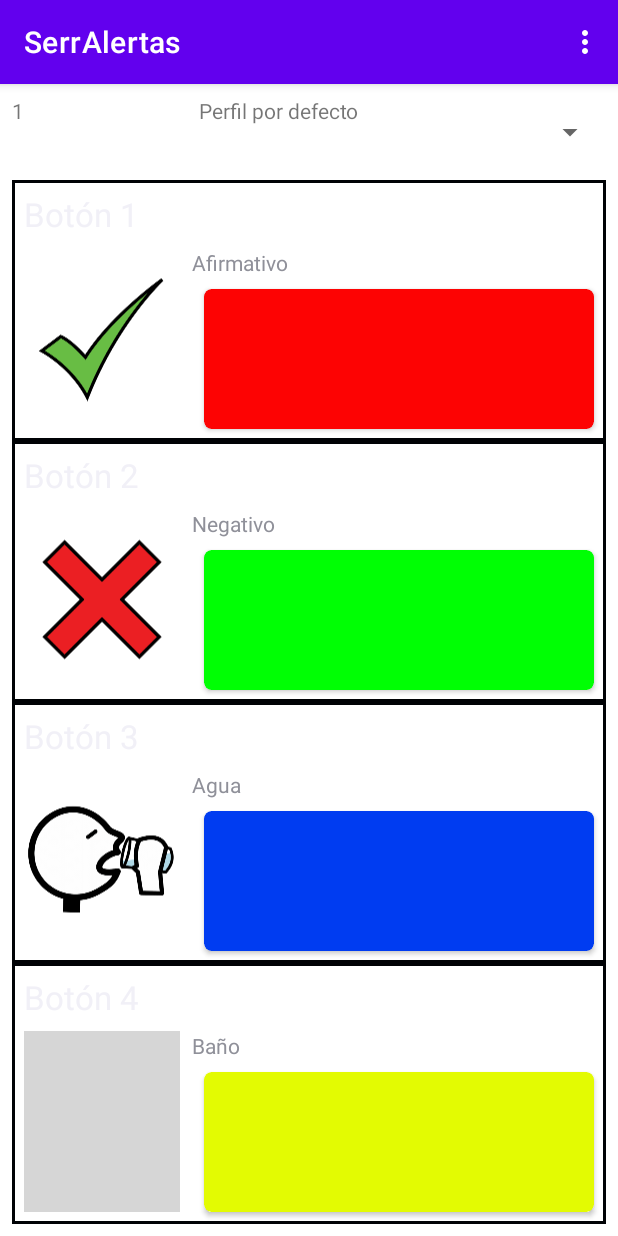
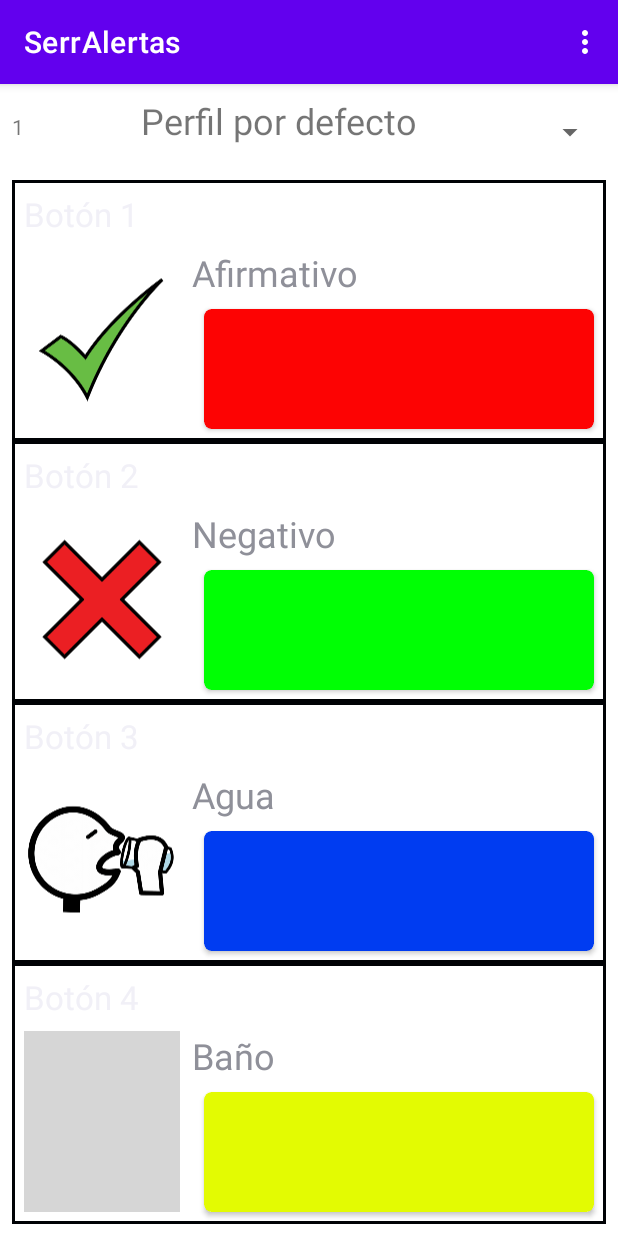
Before and after one commit to AdrianCoso/PFG_HT_SerrAlertas, an Android app: the screen it shows after launch (MainActivity), on a phone screen of 412 x 824 dp. Run offline under Robolectric (Android 15) with nearby library versions, the phone set to English and light mode, and no system bars; grey boxes are pictures that could not be loaded.

Commit message:
Aumenta tamaño de textos

```diff
--- a/app/src/main/res/layout/layout_alerta.xml
+++ b/app/src/main/res/layout/layout_alerta.xml
@@ -11,6 +11,7 @@
         android:layout_width="0dp"
         android:layout_height="wrap_content"
         android:layout_marginTop="8dp"
+        android:textSize="24sp"
         app:layout_constraintStart_toStartOf="@+id/guideline"
         app:layout_constraintTop_toBottomOf="@+id/tv_boton_alerta" />
 
--- a/app/src/main/res/layout/spinner_layout.xml
+++ b/app/src/main/res/layout/spinner_layout.xml
@@ -16,5 +16,6 @@
         android:layout_width="wrap_content"
         android:layout_height="wrap_content"
         android:layout_weight="1"
-        android:text="TextView" />
+        android:text="TextView"
+        android:textSize="24sp" />
 </LinearLayout>
```
